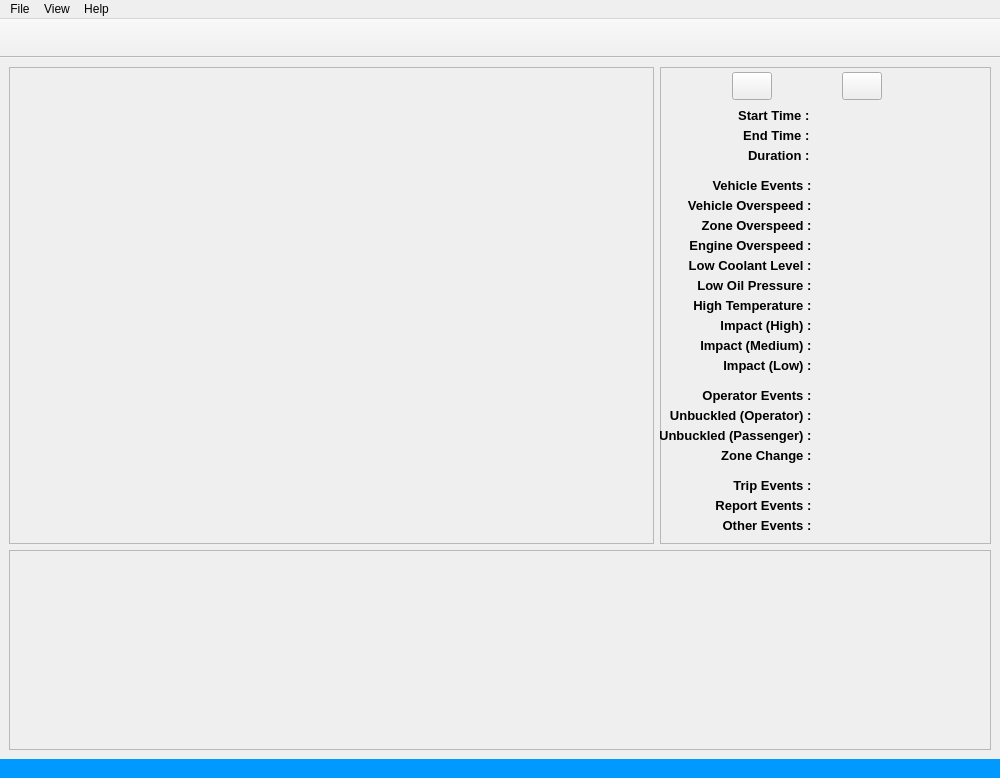
Above: etscrape.ui from mikecv/etscrape before the change. Below: the same form after it.
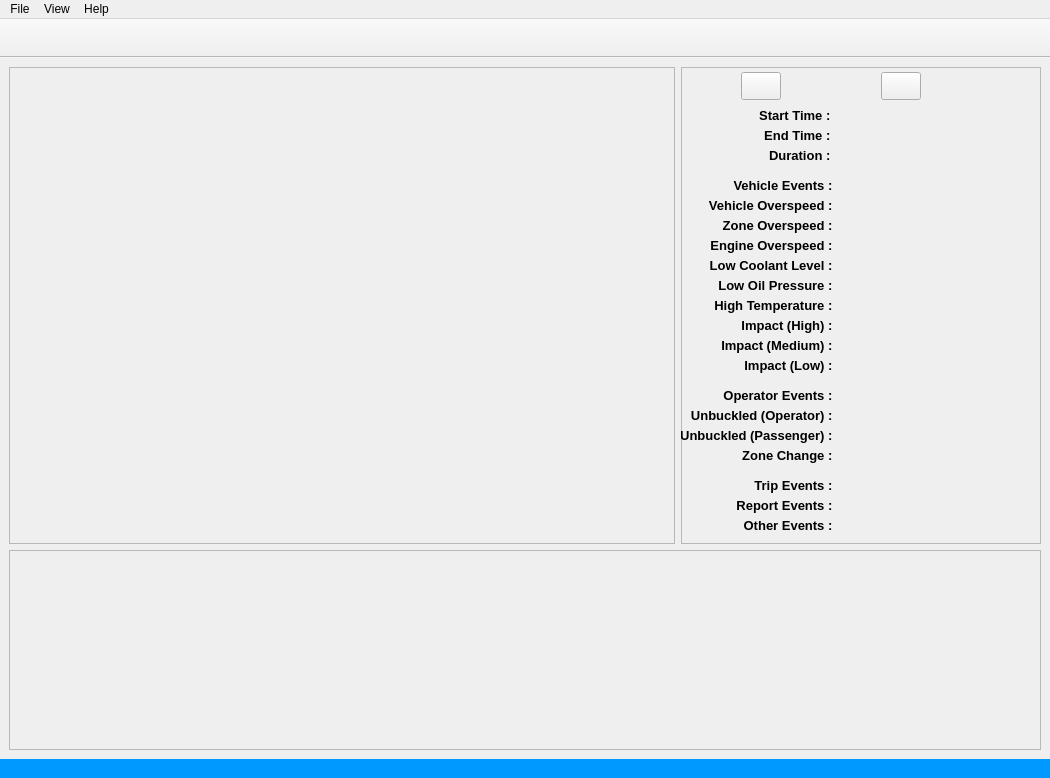
That is the form after the change.

```diff
--- a/etscrape.ui
+++ b/etscrape.ui
@@ -6,7 +6,7 @@
    <rect>
     <x>0</x>
     <y>0</y>
-    <width>1000</width>
+    <width>1050</width>
     <height>778</height>
    </rect>
   </property>
@@ -25,7 +25,7 @@
    </property>
    <property name="minimumSize">
     <size>
-     <width>1000</width>
+     <width>1050</width>
      <height>695</height>
     </size>
    </property>
@@ -134,13 +134,13 @@
       </property>
       <property name="minimumSize">
        <size>
-        <width>325</width>
+        <width>360</width>
         <height>475</height>
        </size>
       </property>
       <property name="maximumSize">
        <size>
-        <width>16777215</width>
+        <width>360</width>
         <height>16777215</height>
        </size>
       </property>
@@ -163,7 +163,7 @@
       <widget class="QPushButton" name="PrevTripBtn">
        <property name="geometry">
         <rect>
-         <x>72</x>
+         <x>60</x>
          <y>5</y>
          <width>40</width>
          <height>28</height>
@@ -176,7 +176,7 @@
       <widget class="QPushButton" name="NextTripBtn">
        <property name="geometry">
         <rect>
-         <x>182</x>
+         <x>200</x>
          <y>5</y>
          <width>40</width>
          <height>28</height>
@@ -189,9 +189,9 @@
       <widget class="QLabel" name="TripNoLbl">
        <property name="geometry">
         <rect>
-         <x>123</x>
+         <x>113</x>
          <y>3</y>
-         <width>51</width>
+         <width>71</width>
          <height>31</height>
         </rect>
        </property>
@@ -239,7 +239,7 @@
         <rect>
          <x>160</x>
          <y>40</y>
-         <width>150</width>
+         <width>191</width>
          <height>16</height>
         </rect>
        </property>
@@ -292,7 +292,7 @@
         <rect>
          <x>160</x>
          <y>60</y>
-         <width>150</width>
+         <width>191</width>
          <height>16</height>
         </rect>
        </property>
@@ -347,7 +347,7 @@
         <rect>
          <x>160</x>
          <y>80</y>
-         <width>150</width>
+         <width>191</width>
          <height>16</height>
         </rect>
        </property>
@@ -1312,7 +1312,7 @@
     <rect>
      <x>0</x>
      <y>0</y>
-     <width>1000</width>
+     <width>1050</width>
      <height>22</height>
     </rect>
    </property>
@@ -1351,8 +1351,11 @@
      <bold>true</bold>
     </font>
    </property>
+   <property name="autoFillBackground">
+    <bool>false</bool>
+   </property>
    <property name="styleSheet">
-    <string notr="true">QStatusBar{padding-left:8px;background:rgba(00,153,255,255);color:black;font-weight:bold;}</string>
+    <string notr="true">QStatusBar{padding-left:8px;padding-right:8px;background:rgba(00,153,255,255);color:black;font-weight:bold;border:None;}</string>
    </property>
    <property name="sizeGripEnabled">
     <bool>false</bool>
```
Left out of the diff: 12 changed lines with no effect on the pictures.
